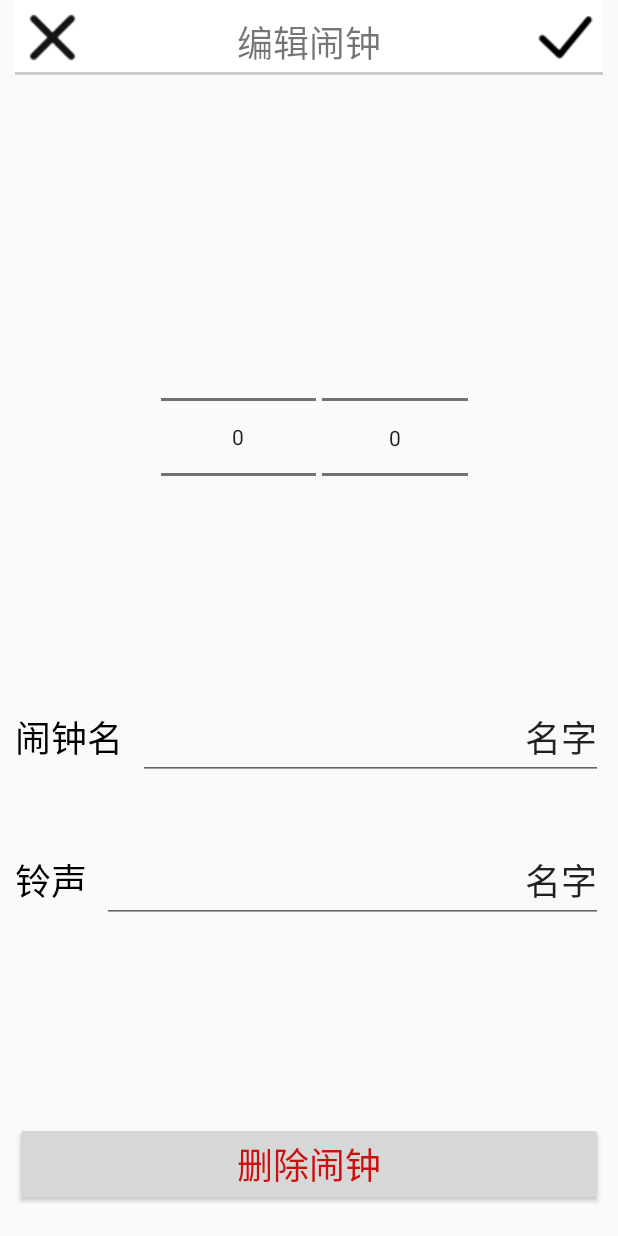
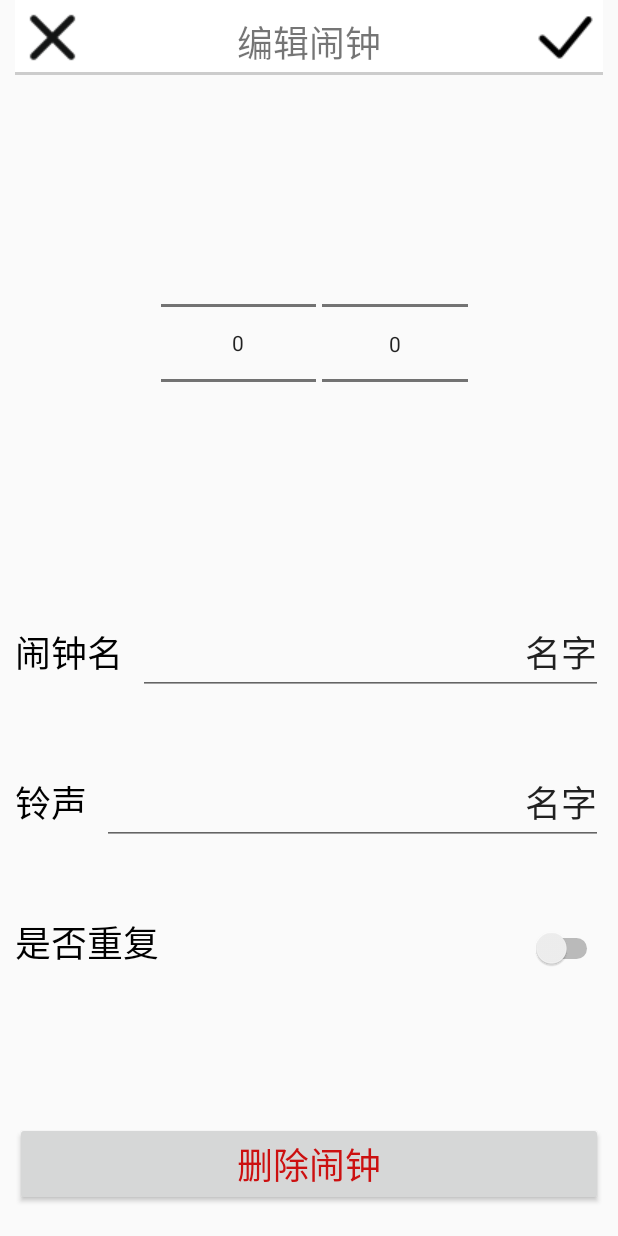
Before and after one commit to android-app-development-course/2020-B4-WakeUpChallenge, an Android app: the layout activity_alarm_edit.xml on its own in the app's theme, with its tools: preview values and no code run, on a phone screen of 412 x 824 dp. Run offline under Robolectric (Android 15) with nearby library versions, the phone set to English and light mode, and no system bars.

Commit message:
添加对传入数据的处理

```diff
--- a/code/app/src/main/res/layout/activity_alarm_edit.xml
+++ b/code/app/src/main/res/layout/activity_alarm_edit.xml
@@ -64,7 +64,7 @@
         app:layout_constraintHorizontal_bias="0.337"
         app:layout_constraintStart_toStartOf="parent"
         app:layout_constraintTop_toTopOf="parent"
-        app:layout_constraintVertical_bias="0.304" />
+        app:layout_constraintVertical_bias="0.202" />
 
     <NumberPicker
         android:id="@+id/minutePick"
@@ -118,13 +118,13 @@
         android:paddingBottom="10dp"
         app:layout_constraintBottom_toBottomOf="parent"
         app:layout_constraintEnd_toEndOf="parent"
-        app:layout_constraintHorizontal_bias="0.842"
+        app:layout_constraintHorizontal_bias="0.473"
         app:layout_constraintStart_toStartOf="parent"
         app:layout_constraintTop_toTopOf="parent"
-        app:layout_constraintVertical_bias="0.607">
+        app:layout_constraintVertical_bias="0.531">
 
         <TextView
-            android:id="@+id/textView3"
+            android:id="@+id/nameLabel"
             android:layout_width="wrap_content"
             android:layout_height="wrap_content"
             android:clickable="false"
@@ -133,7 +133,7 @@
             android:textSize="24sp" />
 
         <EditText
-            android:id="@+id/textView4"
+            android:id="@+id/nameEdit"
             android:layout_width="match_parent"
             android:layout_height="wrap_content"
             android:layout_marginLeft="10dp"
@@ -141,6 +141,37 @@
             android:text="名字"
             android:textAlignment="textEnd"
             android:textSize="24sp" />
+    </LinearLayout>
+
+    <LinearLayout
+        android:id="@+id/repeatLayout"
+        android:layout_width="match_parent"
+        android:layout_height="wrap_content"
+        android:orientation="horizontal"
+        android:paddingTop="10dp"
+        android:paddingBottom="10dp"
+        app:layout_constraintBottom_toBottomOf="parent"
+        app:layout_constraintEnd_toEndOf="parent"
+        app:layout_constraintHorizontal_bias="0.842"
+        app:layout_constraintStart_toStartOf="parent"
+        app:layout_constraintTop_toBottomOf="@+id/musicLayout"
+        app:layout_constraintVertical_bias="0.136">
+
+        <TextView
+            android:layout_width="wrap_content"
+            android:layout_height="wrap_content"
+            android:clickable="false"
+            android:text="是否重复"
+            android:textColor="#000000"
+            android:textSize="24sp" />
+
+        <Switch
+            android:id="@+id/repeatSwitch"
+            android:layout_width="wrap_content"
+            android:layout_height="wrap_content"
+            android:layout_weight="1" />
+
+        />
     </LinearLayout>
 
     <Button
```
Also changed, not shown: code/app/src/main/java/com/example/wakeupchallenge/AlarmEditActivity.kt (+46 -7 lines), code/app/src/main/java/com/example/wakeupchallenge/MainActivity.kt (+40 -1 lines).
